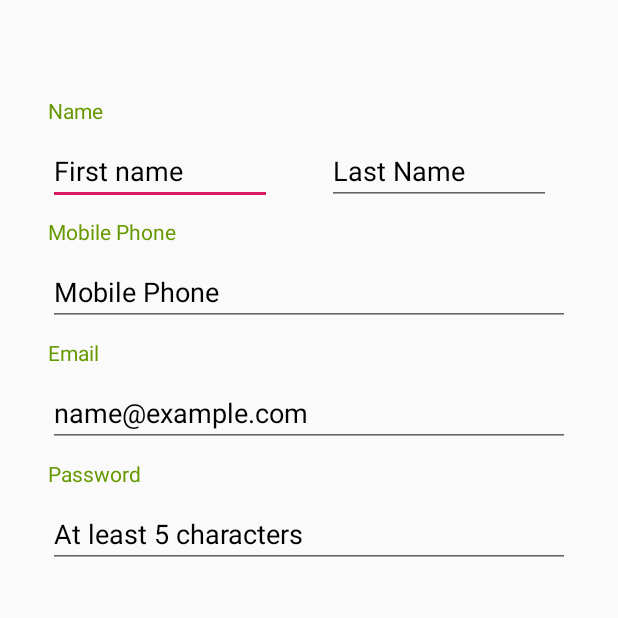
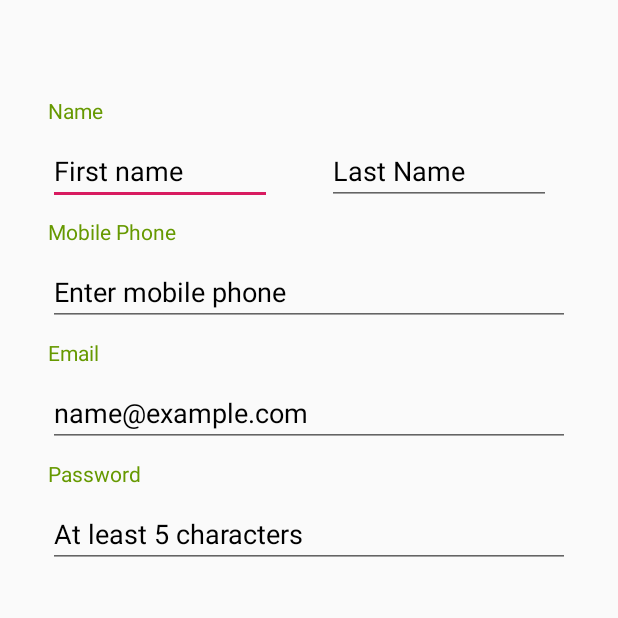
Before and after one commit to mnovak97/OICAR-Project_BLN, an Android app: the SignupActivity screen opened directly, with no data from a screen before it, on a phone screen of 412 x 824 dp, the top half of it. Run offline under Robolectric (Android 15) with nearby library versions, the phone set to English and light mode, and no system bars.

```diff
--- a/app/src/main/java/com/example/oicar_project/EditProfileActivity.java
+++ b/app/src/main/java/com/example/oicar_project/EditProfileActivity.java
@@ -19,13 +19,14 @@ public class EditProfileActivity extends AppCompatActivity {
         super.onCreate(savedInstanceState);
         setContentView(R.layout.activity_edit_profile);
 
+        User currentUser = PreferenceUtils.getUser(this);
         ImageButton btnExit = findViewById(R.id.btnExitEditProfile);
         LinearLayout LLFirstName = findViewById(R.id.LLFirstName);
         TextView txtName = findViewById(R.id.txtFirstNameEdit);
         TextView txtLastName = findViewById(R.id.txtLastNameEdit);
         TextView txtMobilePhone = findViewById(R.id.txtPhoneNumberEdit);
         TextView txtEmail = findViewById(R.id.txtEmailAddressEdit);
-        //setData(txtName,txtLastName,txtMobilePhone,txtEmail);
+        setData(txtName,txtLastName,txtMobilePhone,txtEmail,currentUser);
 
         LLFirstName.setOnClickListener(new View.OnClickListener() {
             @Override
--- a/app/src/main/java/com/example/oicar_project/utils/Constants.java
+++ b/app/src/main/java/com/example/oicar_project/utils/Constants.java
@@ -1,8 +1,9 @@
 package com.example.oicar_project.utils;
 
 public class Constants {
+    public static final String USER = "user";
     public static String USER_ID = "id";
     public static String EMAIL = "email";
 
-    public static String ServerURL = "https://915cfaa59147.ngrok.io";
+    public static String ServerURL = "https://1010669129d1.ngrok.io";
 }
--- a/app/src/main/res/layout/activity_signup.xml
+++ b/app/src/main/res/layout/activity_signup.xml
@@ -11,7 +11,7 @@
     <TextView
         android:id="@+id/tvFirstName"
         android:textColor="@android:color/holo_green_dark"
-        android:text="Name"
+        android:text="@string/name_SignUp"
         android:layout_width="wrap_content"
         android:layout_height="wrap_content"
         app:layout_constraintTop_toTopOf="parent"
@@ -24,7 +24,7 @@
         android:layout_width="wrap_content"
         android:layout_height="wrap_content"
         android:inputType="textPersonName"
-        android:hint="First name"
+        android:hint="@string/first_name_SignUp"
         android:ems="7"
         android:textColorHint="@android:color/black"
         app:layout_constraintStart_toStartOf="@id/tvFirstName"
@@ -38,7 +38,7 @@
         android:layout_height="wrap_content"
         android:layout_marginEnd="8dp"
         android:layout_marginTop="8dp"
-        android:hint="Last Name"
+        android:hint="@string/last_name_SignUp"
         android:textColorHint="@android:color/black"
         android:ems="7"
         app:layout_constraintEnd_toEndOf="parent"
@@ -51,7 +51,7 @@
         android:layout_height="wrap_content"
         app:layout_constraintStart_toStartOf="parent"
         app:layout_constraintTop_toBottomOf="@id/txtFirstName"
-        android:text="Mobile Phone"
+        android:text="@string/mobile_phone_SignUp"
         android:layout_marginLeft="32dp"
         android:layout_marginTop="8dp"
         android:textColor="@android:color/holo_green_dark"
@@ -64,7 +64,7 @@
         android:layout_marginTop="8dp"
         android:layout_marginRight="32dp"
         android:layout_marginLeft="32dp"
-        android:hint="Mobile Phone"
+        android:hint="@string/mobile_phone_hint"
         android:textColorHint="@android:color/black"
         app:layout_constraintEnd_toEndOf="parent"
         app:layout_constraintHorizontal_bias="1.0"
@@ -75,7 +75,7 @@
         android:id="@+id/tvEmail"
         android:layout_width="wrap_content"
         android:layout_height="wrap_content"
-        android:text="Email"
+        android:text="@string/email_SignUp"
         android:textColor="@android:color/holo_green_dark"
         app:layout_constraintStart_toStartOf="parent"
         app:layout_constraintTop_toBottomOf="@id/txtMobilePhone"
@@ -87,7 +87,7 @@
         android:id="@+id/txtEmail"
         android:layout_width="match_parent"
         android:layout_height="wrap_content"
-        android:hint="name@example.com"
+        android:hint="@string/email_hint"
         android:textColorHint="@android:color/black"
         app:layout_constraintEnd_toEndOf="parent"
         app:layout_constraintStart_toStartOf="@+id/tvEmail"
@@ -115,7 +115,7 @@
         android:layout_marginLeft="32dp"
         android:layout_marginRight="32dp"
         android:inputType="textPassword"
-        android:hint="At least 5 characters"
+        android:hint="@string/password_hint"
         android:textColorHint="@android:color/black"
         app:layout_constraintEnd_toEndOf="parent"
         app:layout_constraintStart_toStartOf="@+id/tvPasswordSignUp"
@@ -129,7 +129,7 @@
         android:layout_marginLeft="32dp"
         android:layout_marginRight="32dp"
         android:backgroundTint="@android:color/holo_green_dark"
-        android:text="SIGN UP"
+        android:text="@string/btn_SignUp"
         android:textColor="@android:color/white"
         app:layout_constraintEnd_toEndOf="parent"
         app:layout_constraintStart_toStartOf="parent"
--- a/app/src/main/res/layout/board_item.xml
+++ b/app/src/main/res/layout/board_item.xml
@@ -23,7 +23,7 @@
             android:id="@+id/txtTitle"
             android:layout_width="match_parent"
             android:layout_height="wrap_content"
-            android:text="Title"
+            android:text="@string/title_Item"
             android:textColor="@android:color/black"
             android:textSize="24dp"
             android:textStyle="bold" />
@@ -32,7 +32,7 @@
             android:id="@+id/txtDescription"
             android:layout_width="match_parent"
             android:layout_height="wrap_content"
-            android:text="Description"
+            android:text="@string/description_Item"
             android:textColor="@android:color/black"
             android:textSize="16dp" />
 
@@ -40,7 +40,7 @@
             android:id="@+id/txtLocation"
             android:layout_width="match_parent"
             android:layout_height="wrap_content"
-            android:text="Location"
+            android:text="@string/location_Item"
             android:textColor="@android:color/black"
             android:textSize="16dp" />
     </LinearLayout>
--- a/app/src/main/res/layout/nav_profile_layout.xml
+++ b/app/src/main/res/layout/nav_profile_layout.xml
@@ -22,14 +22,14 @@
             android:id="@+id/name"
             android:layout_width="wrap_content"
             android:layout_height="wrap_content"
-            android:text="Name"
+            android:text="@string/name_Profile"
             android:textColor="@color/colorPrimary"
             android:textAppearance="@style/TextAppearance.AppCompat.Body1"/>
         <TextView
             android:id="@+id/lastName"
             android:layout_width="wrap_content"
             android:layout_height="wrap_content"
-            android:text="Last Name"
+            android:text="@string/last_nameProfile"
             android:textColor="@color/colorPrimary"
             android:layout_marginLeft="8dp"
             android:textAppearance="@style/TextAppearance.AppCompat.Body1"/>
--- a/app/src/main/res/values/strings.xml
+++ b/app/src/main/res/values/strings.xml
@@ -11,4 +11,33 @@
     <string name="string_description">Description</string>
     <string name="string_type">Type</string>
     <string name="string_address">Address</string>
+    <string name="log_out">Log out</string>
+    <string name="settings">Settings</string>
+    <string name="payment">Payment</string>
+    <string name="your_jobs">Your jobs</string>
+    <string name="last_nameProfile">Last Name</string>
+    <string name="name_Profile">Name</string>
+    <string name="title_Item">Title</string>
+    <string name="description_Item">Description</string>
+    <string name="location_Item">Location</string>
+    <string name="name_SignUp">Name</string>
+    <string name="first_name_SignUp">First name</string>
+    <string name="last_name_SignUp">Last Name</string>
+    <string name="email_SignUp">Email</string>
+    <string name="email_hint">name@example.com</string>
+    <string name="password_hint">At least 5 characters</string>
+    <string name="btn_SignUp">SIGN UP</string>
+    <string name="enter_type_hint">Enter type</string>
+    <string name="description_hint">Enter description</string>
+    <string name="enter_title_hint">Enter title</string>
+    <string name="enter_address_hint">Enter address</string>
+    <string name="add_job_hint">Add job</string>
+    <string name="edit_profile">Edit profile</string>
+    <string name="first_name_Edit">First name</string>
+    <string name="last_name_edit">Last name</string>
+    <string name="phone_number_edit">Phone number</string>
+    <string name="email_address_edit">Email address</string>
+    <string name="password_edit">Password</string>
+    <string name="mobile_phone_SignUp">Mobile Phone</string>
+    <string name="mobile_phone_hint">Enter mobile phone</string>
 </resources>
```
Also changed, not shown: app/src/main/java/com/example/oicar_project/LoginActivity.java (+5 -4 lines), app/src/main/java/com/example/oicar_project/MainActivity.java (+23 -1 lines), app/src/main/java/com/example/oicar_project/utils/PreferenceUtils.java (+18 -19 lines), app/src/main/res/layout/activity_edit_profile.xml (+6 -6 lines), app/src/main/res/layout/activity_job_add.xml (+5 -5 lines), app/src/main/res/menu/drawer_menu.xml (+5 -3 lines).
